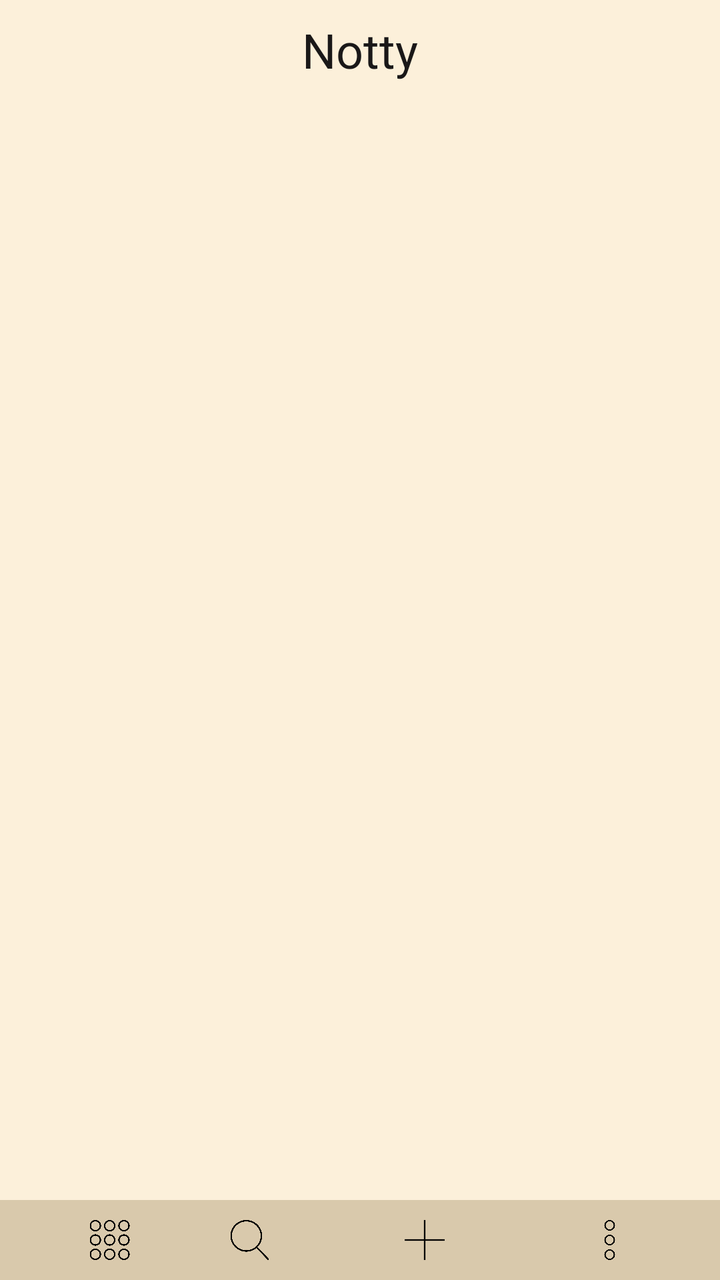
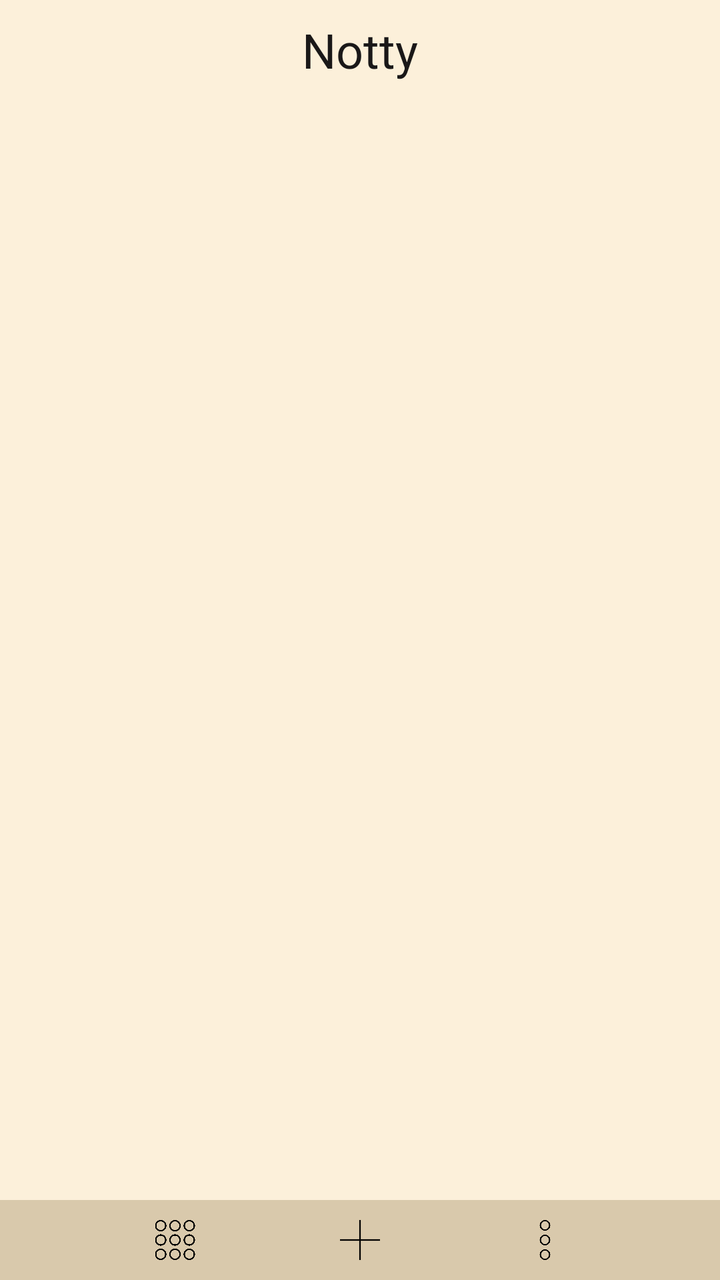

Two renders of the same Android screen: before a commit and after it. Below are the layout's source before the change and the commit's diff.
<!-- AndroidManifest.xml: application theme Base.Theme.Notty -->
<!-- res/layout/activity_main.xml -->
<?xml version="1.0" encoding="utf-8"?>
<androidx.constraintlayout.widget.ConstraintLayout xmlns:android="http://schemas.android.com/apk/res/android"
    xmlns:app="http://schemas.android.com/apk/res-auto"
    xmlns:tools="http://schemas.android.com/tools"
    android:id="@+id/main"
    style="@style/stylePage"
    android:layout_width="match_parent"
    android:layout_height="match_parent"
    tools:context=".MainActivity">


    <include
        android:id="@+id/id_home_toolbar"
        layout="@layout/toolbar_home"
        app:layout_constraintBottom_toTopOf="@+id/id_home_note_container"
        app:layout_constraintEnd_toEndOf="parent"
        app:layout_constraintStart_toStartOf="parent"
        app:layout_constraintTop_toTopOf="parent" />


    <LinearLayout
        android:id="@+id/id_home_note_container"
        android:layout_width="match_parent"
        android:layout_height="0dp"
        android:layout_marginHorizontal="20dp"
        android:layout_marginVertical="10dp"
        android:orientation="vertical"
        app:layout_constraintBottom_toTopOf="@+id/id_home_footbar"
        app:layout_constraintEnd_toEndOf="parent"
        app:layout_constraintStart_toStartOf="parent"
        app:layout_constraintTop_toBottomOf="@+id/id_home_toolbar"
        tools:layout_editor_absoluteX="10dp"
        tools:layout_editor_absoluteY="64dp">

        <GridView
            android:id="@+id/id_home_gridv_note"
            android:layout_width="match_parent"
            android:layout_height="match_parent"
            android:horizontalSpacing="30dp"
            android:numColumns="2"
            android:scrollbarStyle="outsideInset"
            android:scrollbars="none"
            android:smoothScrollbar="true"
            android:verticalSpacing="30dp">

        </GridView>

    </LinearLayout>

    <include
        android:id="@+id/id_home_options"
        layout="@layout/options_home"
        android:layout_width="match_parent"
        android:layout_height="wrap_content"
        android:layout_marginBottom="40dp"
        android:visibility="invisible"
        app:layout_constraintBottom_toBottomOf="parent"
        app:layout_constraintEnd_toEndOf="parent"
        app:layout_constraintStart_toStartOf="parent" />

    <include
        android:id="@+id/id_home_options_sortlist"
        layout="@layout/options_home_sortlist"
        android:layout_width="match_parent"
        android:layout_height="wrap_content"
        android:layout_marginBottom="40dp"
        android:visibility="invisible"
        app:layout_constraintBottom_toBottomOf="parent"
        app:layout_constraintEnd_toEndOf="parent"
        app:layout_constraintStart_toStartOf="parent" />


    <include
        android:id="@+id/id_home_footbar"
        layout="@layout/footbar_home"
        android:layout_width="match_parent"
        android:layout_height="40dp"
        app:layout_constraintBottom_toBottomOf="parent"
        app:layout_constraintEnd_toEndOf="parent"
        app:layout_constraintStart_toStartOf="parent"
        app:layout_constraintTop_toBottomOf="@+id/id_home_note_container" />

</androidx.constraintlayout.widget.ConstraintLayout>
<!-- res/layout/toolbar_home.xml (included above) -->
<?xml version="1.0" encoding="utf-8"?>
<androidx.appcompat.widget.Toolbar
    xmlns:android="http://schemas.android.com/apk/res/android"
    android:layout_width="match_parent"
    android:layout_height="50dp"
    android:id="@+id/id_home_toolbar"
    android:background="#00000000"
    style="@style/styleToolbar">


    <TextView
        android:id="@+id/textView_TBar_titre"
        android:layout_width="wrap_content"
        android:layout_height="wrap_content"
        android:layout_gravity="center"
        android:text="@string/app_name"
        android:textSize="24sp"
        style="@style/styleToolbar_Title"/>











</androidx.appcompat.widget.Toolbar>
<!-- res/layout/options_home.xml (included above) -->
<?xml version="1.0" encoding="utf-8"?>
<LinearLayout xmlns:android="http://schemas.android.com/apk/res/android"
    android:id="@+id/id_home_options"
    android:layout_width="match_parent"
    android:layout_height="wrap_content"
    android:orientation="vertical"
    style="@style/styleOptionsHome">

    <TextView
        android:id="@+id/id_options_home_btn_sort"
        android:layout_width="match_parent"
        android:layout_height="wrap_content"
        android:paddingVertical="10dp"
        android:gravity="center"
        android:text="@string/sort"
        style="@style/styleOptionsHome_btn"/>

    <TextView
        android:id="@+id/textView3"
        android:layout_width="match_parent"
        android:layout_height="wrap_content"
        android:paddingVertical="10dp"
        android:text="TextView" />

    <TextView
        android:id="@+id/textView4"
        android:layout_width="match_parent"
        android:paddingVertical="10dp"
        android:layout_height="wrap_content"
        android:text="TextView" />
</LinearLayout>
<!-- res/layout/options_home_sortlist.xml (included above) -->
<?xml version="1.0" encoding="utf-8"?>
<LinearLayout xmlns:android="http://schemas.android.com/apk/res/android"
    android:id="@+id/id_home_options_sortlist"
    style="@style/styleOptionsHome"
    android:layout_width="match_parent"
    android:layout_height="wrap_content"
    android:orientation="vertical">

    <TextView
        android:id="@+id/id_options_home_btn_sort_title"
        android:layout_width="match_parent"
        android:layout_height="wrap_content"
        android:paddingVertical="10dp"
        android:gravity="center"
        android:text="@string/sort_title"
        style="@style/styleOptionsHome_btn"/>

    <TextView
        android:id="@+id/id_options_home_btn_sort_dateCreation"
        android:layout_width="match_parent"
        android:layout_height="wrap_content"
        android:paddingVertical="10dp"
        android:gravity="center"
        android:text="@string/sort_dateCreation"
        style="@style/styleOptionsHome_btn"/>

    <TextView
        android:id="@+id/id_options_home_btn_sort_dateModification"
        android:layout_width="match_parent"
        android:paddingVertical="10dp"
        android:layout_height="wrap_content"
        android:gravity="center"
        android:text="@string/sort_dateModification"
        style="@style/styleOptionsHome_btn"/>

    <TextView
        android:id="@+id/id_options_home_btn_sort_fav"
        android:layout_width="match_parent"
        android:paddingVertical="10dp"
        android:layout_height="wrap_content"
        android:gravity="center"
        android:text="@string/sort_fav"
        style="@style/styleOptionsHome_btn" />

</LinearLayout>
<!-- res/layout/footbar_home.xml (included above) -->
<?xml version="1.0" encoding="utf-8"?>
<LinearLayout xmlns:android="http://schemas.android.com/apk/res/android"
    xmlns:app="http://schemas.android.com/apk/res-auto"
    xmlns:tools="http://schemas.android.com/tools"
    android:id="@+id/id_home_toolbar_footbar"
    android:layout_width="match_parent"
    android:layout_height="40dp"
    android:paddingVertical="10dp"
    android:orientation="horizontal"
    android:gravity="center"
    style="@style/styleFootbar">


    <ImageView
        android:id="@+id/id_home_toolbar_btn_directory"
        android:layout_width="25dp"
        android:layout_height="match_parent"
        android:src="@drawable/menu"
        android:layout_marginHorizontal="25dp"
        style="@style/styleFootbar_directoryBtn"/>


    <ImageView
        android:id="@+id/id_home_toolbar_btn_search"
        android:layout_width="25dp"
        android:layout_height="match_parent"
        android:src="@drawable/recherche"
        android:layout_marginHorizontal="20dp"
        style="@style/styleFootbar_searchBtn"/>

    <ImageView
        android:id="@+id/id_home_toolbar_btn_addNote"
        android:layout_width="30dp"
        android:layout_height="match_parent"
        android:src="@drawable/ajouter"
        android:layout_marginHorizontal="40dp"
        style="@style/styleFootbar_addBtn"/>


    <ImageView
        android:id="@+id/id_home_toolbar_btn_options"
        android:layout_width="25dp"
        android:layout_height="match_parent"
        android:src="@drawable/options"
        android:layout_marginHorizontal="25dp"
        style="@style/styleFootbar_optionsBtn"/>


</LinearLayout>
<!-- resources referenced by this layout -->
<resources>
  <!-- drawable ajouter: png bitmap (drawable, 2316 bytes) -->
  <!-- drawable menu: png bitmap (drawable, 27226 bytes) -->
  <!-- drawable options: png bitmap (drawable, 10687 bytes) -->
  <!-- drawable recherche: png bitmap (drawable, 12899 bytes) -->
  <string name="app_name" translatable="false">Notty</string>
  <string name="sort">Sort</string>
  <string name="sort_dateCreation">Date of creation</string>
  <string name="sort_dateModification">Date of modification</string>
  <string name="sort_fav">Favorites</string>
  <string name="sort_title">Title</string>
  <style name="styleFootbar">
          <item name="android:background">@color/dark_cream</item>
      </style>
  <style name="styleFootbar_addBtn">
          <item name="android:tint">@color/black</item>
      </style>
  <style name="styleFootbar_directoryBtn">
          <item name="android:tint">@color/black</item>
      </style>
  <style name="styleFootbar_optionsBtn">
          <item name="android:tint">@color/black</item>
      </style>
  <style name="styleFootbar_searchBtn">
          <item name="android:tint">@color/black</item>
      </style>
  <style name="styleOptionsHome">
          <item name="android:background">@color/dark_cream</item>
      </style>
  <style name="styleOptionsHome_btn">
          <item name="android:textColor">@color/dark_grey</item>
      </style>
  <style name="stylePage">
          <item name="android:background">@color/cream</item>
      </style>
  <style name="styleToolbar">
          <item name="android:background">#00000000</item>
      </style>
  <style name="styleToolbar_Title">
          <item name="android:textColor">@color/dark_grey</item>
      </style>
  <style name="Base.Theme.Notty" parent="Theme.AppCompat.NoActionBar">
          
      </style>
  <color name="dark_cream">#D9C9AC</color>
  <color name="black">#FF000000</color>
  <color name="dark_grey">#1A1818</color>
  <color name="cream">#FCF0DA</color>
</resources>

<!-- the commit's change to res/layout/activity_main.xml (unified diff, before → after) -->
@@ -47,6 +47,24 @@
 
     </LinearLayout>
 
+
+
+
+
+
+
+
+
+
+
+
+
+
+
+
+
+
+
     <include
         android:id="@+id/id_home_options"
         layout="@layout/options_home"
@@ -57,6 +75,7 @@
         app:layout_constraintBottom_toBottomOf="parent"
         app:layout_constraintEnd_toEndOf="parent"
         app:layout_constraintStart_toStartOf="parent" />
+
 
     <include
         android:id="@+id/id_home_options_sortlist"
@@ -213,13 +232,13 @@
         style="@style/styleFootbar_directoryBtn"/>
 
 
-    <ImageView
-        android:id="@+id/id_home_toolbar_btn_search"
-        android:layout_width="25dp"
-        android:layout_height="match_parent"
-        android:src="@drawable/recherche"
-        android:layout_marginHorizontal="20dp"
-        style="@style/styleFootbar_searchBtn"/>
+
+
+
+
+
+
+
 
     <ImageView
         android:id="@+id/id_home_toolbar_btn_addNote"
<!-- resource entries referenced after the edit -->
@@ -3,7 +3,6 @@
   <!-- drawable ajouter: png bitmap (drawable, 2316 bytes) -->
   <!-- drawable menu: png bitmap (drawable, 27226 bytes) -->
   <!-- drawable options: png bitmap (drawable, 10687 bytes) -->
-  <!-- drawable recherche: png bitmap (drawable, 12899 bytes) -->
   <string name="app_name" translatable="false">Notty</string>
   <string name="sort">Sort</string>
   <string name="sort_dateCreation">Date of creation</string>
@@ -20,9 +19,6 @@
           <item name="android:tint">@color/black</item>
       </style>
   <style name="styleFootbar_optionsBtn">
-          <item name="android:tint">@color/black</item>
-      </style>
-  <style name="styleFootbar_searchBtn">
           <item name="android:tint">@color/black</item>
       </style>
   <style name="styleOptionsHome">
